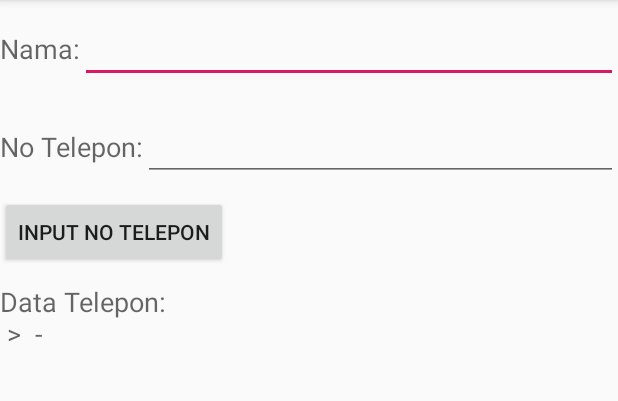
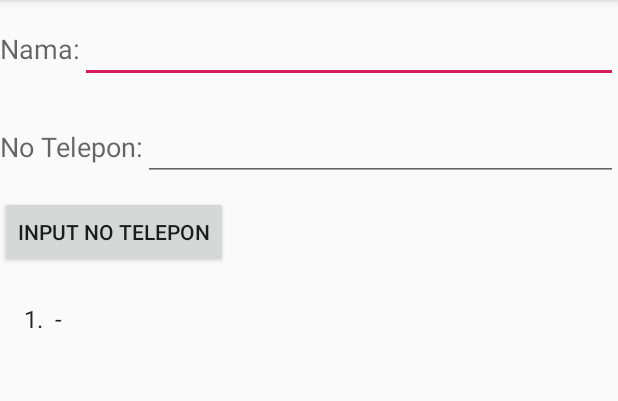
Before and after one commit to mikaeldionito/LocalFileApp, an Android app: the screen it shows after launch (MainActivity), after a tap on "INPUT NO TELEPON", on a phone screen of 412 x 824 dp, the part 84-485 px from its top. Run offline under Robolectric (Android 15) with nearby library versions, the phone set to English and light mode, and no system bars.

Commit message:
update commit

```diff
--- a/app/src/main/java/mikaeldionitoharbigantara/gmail/localfileapp/MainActivity.java
+++ b/app/src/main/java/mikaeldionitoharbigantara/gmail/localfileapp/MainActivity.java
@@ -6,22 +6,24 @@ import android.view.View;
 import android.widget.ArrayAdapter;
 import android.widget.Button;
 import android.widget.EditText;
-import android.widget.TextView;
+import android.widget.ListView;
 import android.widget.Toast;
+import android.widget.Toolbar;
 
 import java.io.DataInputStream;
 import java.io.DataOutputStream;
 import java.io.FileInputStream;
 import java.io.FileOutputStream;
 import java.io.IOException;
+import java.util.ArrayList;
 
 
 public class MainActivity extends AppCompatActivity {
     EditText nama, telepon;
-    TextView dataTelepon;
+    ListView listView;
     Button tombolInput;
-
-
+    ArrayAdapter <String> adapter;
+    ArrayList <String> arrayKontak;
 
     @Override
     protected void onCreate(Bundle savedInstanceState) {
@@ -31,8 +33,9 @@ public class MainActivity extends AppCompatActivity {
         //penghubung antara objek dalam java dengan layout
         nama = (EditText) findViewById(R.id.editNama);
         telepon = (EditText) findViewById(R.id.editTelepon);
-        dataTelepon = (TextView) findViewById(R.id.textDataTelp);
+        listView = (ListView) findViewById(R.id.listView);
         tombolInput = (Button) findViewById(R.id.buttonInput);
+        arrayKontak = new ArrayList<String>();
 
         //event pada tombol
         tombolInput.setOnClickListener(new View.OnClickListener() {
@@ -55,6 +58,9 @@ public class MainActivity extends AppCompatActivity {
 
                     Toast.makeText(getBaseContext(), "Data telah disimpan",
                             Toast.LENGTH_LONG).show();
+
+                    nama.setText("");
+                    telepon.setText("");
                 } catch (IOException e) {
                     Toast.makeText(getBaseContext(), "Kesalahan: " + e.getMessage(),
                             Toast.LENGTH_LONG).show();
@@ -76,23 +82,36 @@ public class MainActivity extends AppCompatActivity {
         try {
             FileInputStream dataFile = openFileInput("telepon.dat");
             DataInputStream input = new DataInputStream(dataFile);
+
             byte[] bufNama = new byte[30];
             byte[] bufTelepon = new byte[15];
-            String infoData = "Data Telepon:\n";
+            String infoData = "Data Telepon : \n";
+            int no = 1;
+            arrayKontak.clear();
+
             while (input.available() > 0) {
                 input.read(bufNama);
                 input.read(bufTelepon);
+
                 String dataNama = "";
-                for (int i = 0; i < bufNama.length; i++) dataNama = dataNama + (char) bufNama[i];
+                for (int i = 0; i < bufNama.length; i++)
+                    dataNama = dataNama + (char) bufNama[i];
                 String dataTelepon = "";
                 for (int i = 0; i < bufTelepon.length; i++)
                     dataTelepon = dataTelepon + (char) bufTelepon[i];
-                infoData = infoData + " > " + dataNama + " - " + dataTelepon + "\n";
+
+                infoData = no + ". " + dataNama + " - " + dataTelepon;
+                arrayKontak.add(infoData);
+                no++;
             }
-            dataTelepon.setText(infoData);
+            //adapter = new ArrayAdapter(this, android.R.layout.simple_list_item_1,infoData);
+            //listView.setAdapter(adapter);
+
             dataFile.close();
         } catch (IOException e) {
             Toast.makeText(getBaseContext(), "Kesalahan: " + e.getMessage(), Toast.LENGTH_LONG).show();
         }
+        adapter = new ArrayAdapter<String>(this, android.R.layout.simple_list_item_1,arrayKontak);
+        listView.setAdapter(adapter);
     }
 }
--- a/app/src/main/res/layout/activity_main.xml
+++ b/app/src/main/res/layout/activity_main.xml
@@ -64,8 +64,8 @@
         android:paddingBottom="10dp"
         android:text="Input No Telepon" />
 
-    <TextView
-        android:id="@+id/textDataTelp"
+    <ListView
+        android:id="@+id/listView"
         android:layout_width="match_parent"
         android:layout_height="wrap_content"
         android:paddingTop="10dp"
```
